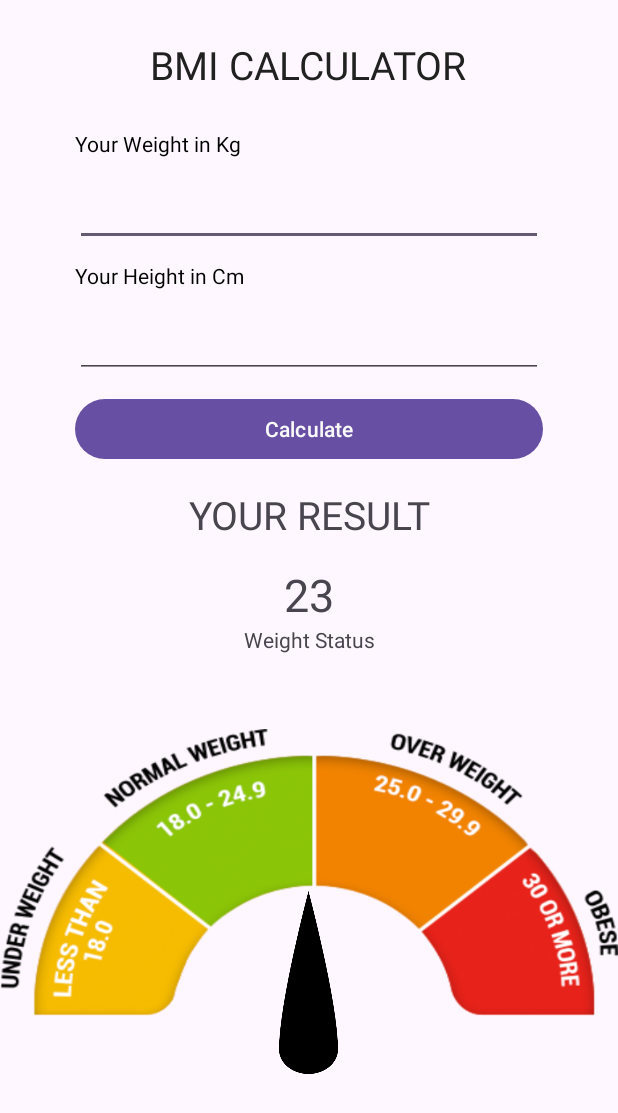
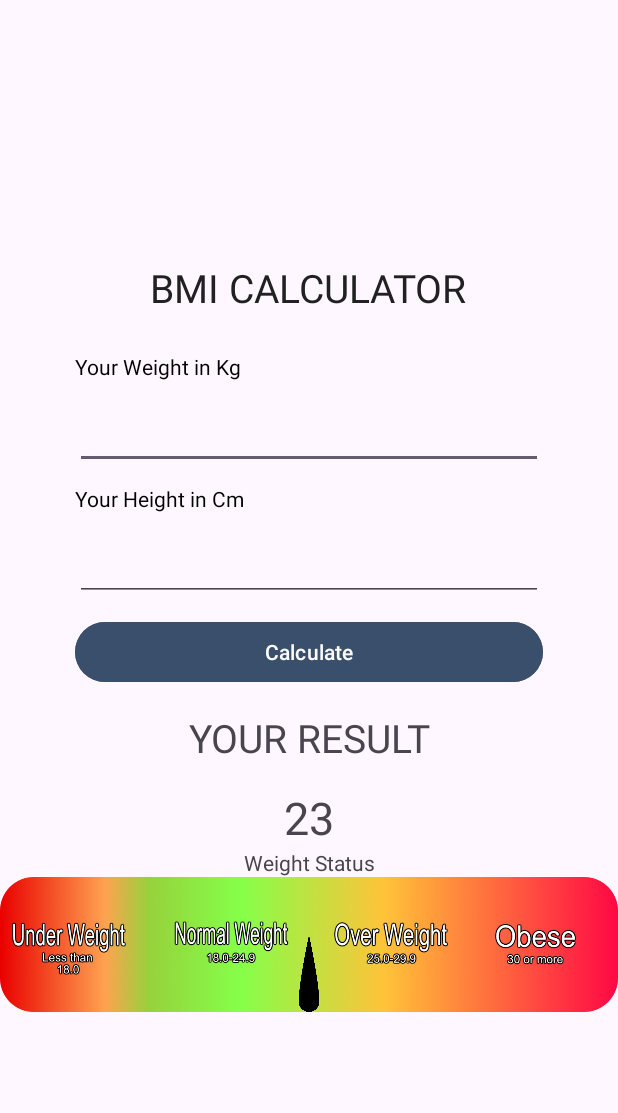
Before and after one commit to sandracormos/testtest, an Android app: the screen it shows after launch (MainActivity), on a phone screen of 412 x 824 dp. Shown: the top 1113 px of the screen. Run offline under Robolectric (Android 15) with nearby library versions, the phone set to English and light mode, and no system bars; 3 statements that could not run were skipped.

Commit message:
needle is alive

```diff
--- a/app/src/main/java/com/example/test/MainActivity.java
+++ b/app/src/main/java/com/example/test/MainActivity.java
@@ -7,20 +7,22 @@ import android.widget.Button;
 import android.widget.ImageView;
 import android.widget.TextView;
 import androidx.appcompat.app.AppCompatActivity;
+import androidx.constraintlayout.widget.ConstraintLayout;
+
+import com.example.test.R;
 
 public class MainActivity extends AppCompatActivity {
 
     Button btn;
     TextView height;
     TextView weight;
-
-    String weightStatus;
     TextView status;
-
     ImageView chart;
     ImageView needle;
 
-    @SuppressLint("MissingInflatedId")
+    TextView AXA;
+
+
     @Override
     protected void onCreate(Bundle savedInstanceState) {
         super.onCreate(savedInstanceState);
@@ -31,68 +33,103 @@ public class MainActivity extends AppCompatActivity {
         weight = findViewById(R.id.weight);
         final TextView resultText = findViewById(R.id.result);
         status = findViewById(R.id.status);
-        chart = findViewById(R.id.chart); // Make sure the ID matches your layout
+        chart = findViewById(R.id.chart);
         needle = findViewById(R.id.needle);
+        AXA =   findViewById(R.id.AXA);
+
+        // Define the minimum and maximum X-axis positions for the needle
+        final int minPosition = 0;
+        final int maxPosition = chart.getWidth() - needle.getWidth();
+        float myNeedlePos = needle.getX();
+
+        AXA.setText(Float.toString(myNeedlePos) );
+
+        AXA.setText(Float.toString(chart.getWidth()));
+
+
 
         btn.setOnClickListener(new View.OnClickListener() {
-            @SuppressLint({"DefaultLocale", "SetTextI18n"})
+            @SuppressLint("DefaultLocale")
             @Override
             public void onClick(View v) {
-                // Get the user's input for height and weight
                 String heightStr = height.getText().toString();
                 String weightStr = weight.getText().toString();
 
-                // Check if the input fields are not empty
                 if (heightStr.isEmpty() || weightStr.isEmpty()) {
                     resultText.setTextSize(20);
                     resultText.setText("Please enter both height and weight");
                     return;
                 }
 
-                // Convert the input strings to numeric values
                 double heightValue = Double.parseDouble(heightStr);
                 double weightValue = Double.parseDouble(weightStr);
 
-                // Calculate the BMI
-                double heightInMeters = heightValue / 100.0; // Convert height from cm to meters
+                double heightInMeters = heightValue / 100.0;
                 double bmi = weightValue / (heightInMeters * heightInMeters);
 
+                String weightStatus;
                 if (bmi < 18.5) {
                     weightStatus = "Underweight";
-                } else if (bmi < 24.9 && bmi > 18.5) {
+                } else if (bmi < 24.9) {
                     weightStatus = "Normal weight";
-                } else if (bmi < 29.9 && bmi > 25) {
+                } else if (bmi < 29.9) {
                     weightStatus = "Overweight";
-                } else if (bmi >= 30) {
+                } else {
                     weightStatus = "Obesity";
                 }
 
-                // Display the calculated BMI
+
                 resultText.setText(String.format("Your BMI: %.2f", bmi));
                 status.setText(String.format("( %s )", weightStatus));
 
-                // Calculate the rotation angle for the needle based on BMI and update the needle's rotation
-                float rotationAngle = calculateRotationAngle(bmi);
-                needle.setRotation(rotationAngle);
+                // Calculate the X-axis position for the needle based on BMI
+                float position = calculatePosition(bmi, maxPosition);
+
+                // Set the X-axis position of the needle
+
             }
         });
     }
 
-    // Calculate the rotation angle based on the BMI value
-    private float calculateRotationAngle(double bmi) {
-        // Define your logic here to map BMI values to rotation angles
-        // Adjust this logic based on your chart design.
-        // This is just a placeholder logic; replace it with your own.
+    // Calculate the X-axis position based on the BMI value and chart design
+    private float calculatePosition(double bmi, int maxPosition) {
+        // Define the chart's minimum and maximum BMI values
 
-        float minBmi = 10.0f;
-        float maxBmi = 30.0f;
-        float minAngle = -45.0f; // Corresponds to BMI 10
-        float maxAngle = 45.0f;  // Corresponds to BMI 30
+        if(bmi < 10)
+            bmi = 10;
+        else if(bmi > 30)
+            bmi = 30;
 
-        float angleRange = maxAngle - minAngle;
-        float bmiRange = maxBmi - minBmi;
+        float normalizedBmi = (float) (bmi - 10) / (30 - 10);
+        float position = normalizedBmi * 1000 - 500;
 
-        // Calculate the rotation angle
-        return minAngle + (float) ((bmi - minBmi) / bmiRange * angleRange);
+        ConstraintLayout.LayoutParams params = (ConstraintLayout.LayoutParams) needle.getLayoutParams();
+        params.horizontalBias = normalizedBmi; // here is one modification for example. modify anything else you want :)
+        needle.setLayoutParams(params); // request the view to use the new modified params
+
+        return position;
+
+//        double minBmi = 10.0;
+//        double maxBmi = 30.0;
+//        float position = 0;
+//
+//        if (bmi > 30) {
+//            bmi = 30;
+//        } else if (bmi < 10) {
+//            bmi = 10;
+//        }
+//        // Calculate the X-axis position based on the user's BMI
+//        if (bmi < 20) {
+//            float aux = (float) ((bmi - minBmi) / 10) * 500;  //  450
+//            position = (float) -500+ aux;
+//        }
+//        if (bmi > 20) {
+//            float aux = (float) ((bmi - minBmi) / 10)*500;  //  9/10
+//            position = aux - 500;
+//
+//
+//        }
     }
+
+
 }
--- a/app/src/main/res/layout/activity_main.xml
+++ b/app/src/main/res/layout/activity_main.xml
@@ -1,76 +1,83 @@
 <?xml version="1.0" encoding="utf-8"?>
+
+
+
+<!-- BMI Calculator Screen -->
 <LinearLayout xmlns:android="http://schemas.android.com/apk/res/android"
     xmlns:app="http://schemas.android.com/apk/res-auto"
     xmlns:tools="http://schemas.android.com/tools"
+    android:id="@+id/BmiCalculatorScreen"
     android:layout_width="match_parent"
     android:layout_height="match_parent"
+    android:gravity="center"
     android:orientation="vertical"
-    android:gravity="center"
     tools:context=".MainActivity">
 
     <TextView
         android:layout_width="wrap_content"
         android:layout_height="wrap_content"
+        android:layout_marginVertical="25dp"
         android:text="@string/bmi_calculator"
         android:textAllCaps="true"
-        android:textSize="26sp"
-        android:layout_marginVertical="25dp"
         android:textColor="#212121"
-        />
+        android:textSize="26sp" />
 
     <TextView
         android:layout_width="match_parent"
         android:layout_height="wrap_content"
         android:layout_marginHorizontal="50dp"
+        android:contentDescription="@string/weight_description"
         android:text="@string/your_weight_in_kg"
         android:textColor="#000"
 
+
         />
+
     <EditText
         android:id="@+id/weight"
         android:layout_width="match_parent"
         android:layout_height="wrap_content"
         android:layout_marginHorizontal="50dp"
         android:layout_marginVertical="10dp"
+        android:inputType="numberDecimal"
         android:paddingHorizontal="15dp"
-        android:paddingVertical="12dp"
-        android:inputType="numberDecimal"
-        />
+        android:paddingVertical="12dp" />
+
     <TextView
         android:layout_width="match_parent"
+        android:layout_height="wrap_content"
         android:layout_marginHorizontal="50dp"
-        android:layout_height="wrap_content"
         android:text="@string/your_height_in_cm"
-        android:textColor="#000"
-        />
+        android:textColor="#000" />
+
     <EditText
         android:id="@+id/height"
         android:layout_width="match_parent"
         android:layout_height="wrap_content"
         android:layout_marginHorizontal="50dp"
         android:layout_marginVertical="10dp"
+        android:inputType="numberDecimal"
         android:paddingHorizontal="15dp"
-        android:paddingVertical="12dp"
-        android:inputType="numberDecimal"
-        />
+        android:paddingVertical="12dp" />
 
     <Button
         android:id="@+id/btn"
         android:layout_width="match_parent"
         android:layout_height="wrap_content"
         android:layout_marginHorizontal="50dp"
+        android:backgroundTint="#F23A506B"
         android:text="@string/calculate"
-        android:textColor="#fafafa"
-        />
+        android:textColor="#fafafa" />
+
     <TextView
         android:layout_width="match_parent"
         android:layout_height="wrap_content"
+        android:layout_marginHorizontal="50dp"
+        android:layout_marginVertical="15dp"
+        android:text="@string/your_result"
         android:textAlignment="center"
-        android:layout_marginHorizontal="50dp"
-        android:text="@string/your_result"
         android:textAllCaps="true"
         android:textSize="26sp"
-        android:layout_marginVertical="15dp"
 
         />
 
@@ -78,9 +85,8 @@
         android:id="@+id/result"
         android:layout_width="wrap_content"
         android:layout_height="wrap_content"
-        android:textSize="30sp"
         android:text="@string/_23"
-        />
+        android:textSize="30sp" />
 
     <TextView
         android:id="@+id/status"
@@ -89,30 +95,33 @@
         android:layout_marginHorizontal="50dp"
         android:text="@string/weight_status"
         android:textAlignment="center" />
-
-
-
-    <FrameLayout
-        android:layout_width="fill_parent"
-        android:layout_height="fill_parent"
-        android:layout_marginTop="50dip">
+    <androidx.constraintlayout.widget.ConstraintLayout
+        android:layout_width="wrap_content"
+        android:layout_height="wrap_content">
 
         <ImageView
             android:id="@+id/chart"
-            android:layout_width="fill_parent"
-            android:layout_height="191dp"
-            android:background="@drawable/chart"
-            android:scaleType="fitXY" />
+            android:layout_width="match_parent"
+            android:layout_height="90dp"
+            app:layout_constraintBottom_toBottomOf="parent"
+            app:layout_constraintEnd_toEndOf="parent"
+            app:layout_constraintTop_toTopOf="parent"
+            app:layout_constraintVertical_bias="1.0"
+            app:srcCompat="@drawable/chart"
+            tools:ignore="MissingConstraints" />
 
         <ImageView
             android:id="@+id/needle"
-            android:layout_width="39dp"
-            android:layout_height="122dp"
-            android:layout_gravity="center"
-            android:layout_marginEnd="0dip"
-            android:layout_marginBottom="0dip"
-            android:background="@drawable/sagetuta" />
+            android:layout_width="48dp"
+            android:layout_height="51dp"
+            app:layout_constraintBottom_toBottomOf="@+id/chart"
+            app:layout_constraintEnd_toEndOf="parent"
+            app:layout_constraintStart_toStartOf="parent"
+            app:layout_constraintTop_toTopOf="@+id/chart"
+            app:layout_constraintVertical_bias="1.0"
+            app:srcCompat="@drawable/sagetuta"
+            tools:ignore="MissingConstraints" />
 
+    </androidx.constraintlayout.widget.ConstraintLayout>
 
-    </FrameLayout>
 </LinearLayout>
--- a/app/src/main/res/values/strings.xml
+++ b/app/src/main/res/values/strings.xml
@@ -7,4 +7,8 @@
     <string name="your_weight_in_kg">Your Weight in Kg</string>
     <string name="bmi_calculator">BMI Calculator</string>
     <string name="weight_status">Weight Status</string>
+    <string name="weight_description">Enter your weight in kilograms</string>
+    <string name="height_description">Enter your height in centimeters</string>
+    <string name="textview">TextView</string>
+
 </resources>
```
Also changed, not shown: app/src/main/res/xml/activity_main_xml_constraintlayout2_scene.xml (added, +18 -0 lines), app/src/main/res/drawable/chart.png.
